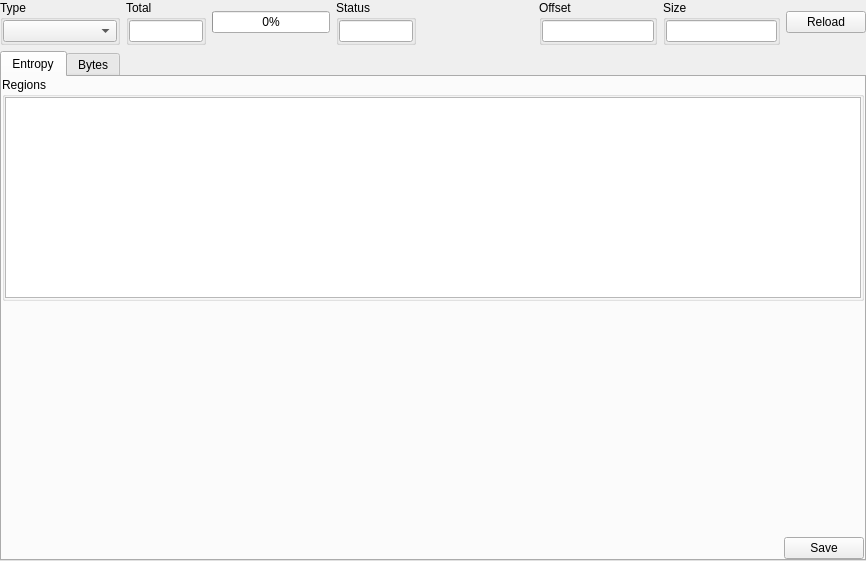
Before: the Qt Designer form xentropywidget.ui in horsicq/XEntropyWidget, drawn with Qt 5.
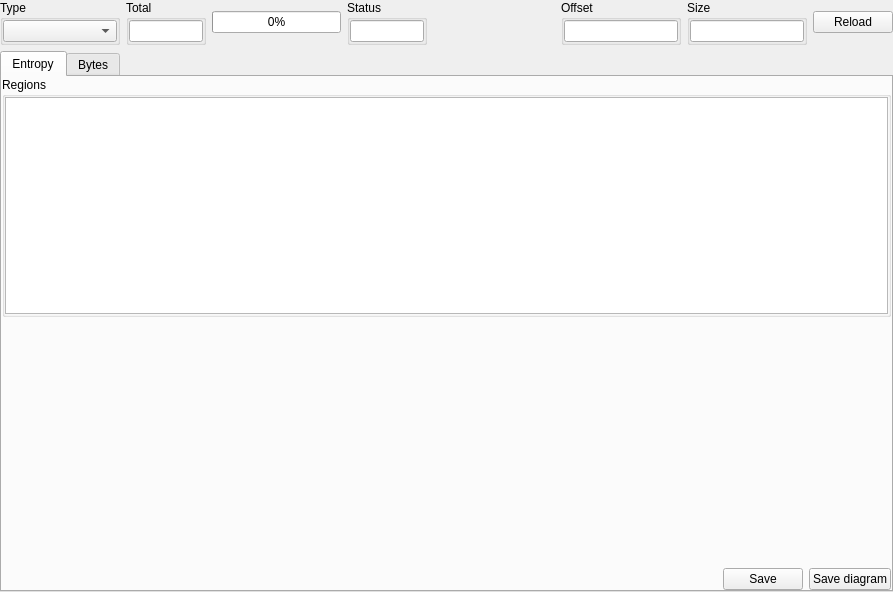
After: the same form once the commit is applied. Custom widgets are drawn as their Qt base class.

Diff of the .ui file:
```diff
--- a/xentropywidget.ui
+++ b/xentropywidget.ui
@@ -6,8 +6,8 @@
    <rect>
     <x>0</x>
     <y>0</y>
-    <width>866</width>
-    <height>561</height>
+    <width>893</width>
+    <height>592</height>
    </rect>
   </property>
   <property name="windowTitle">
@@ -362,6 +362,13 @@
            </property>
           </widget>
          </item>
+         <item>
+          <widget class="QPushButton" name="pushButtonSaveEntropyDiagram">
+           <property name="text">
+            <string>Save diagram</string>
+           </property>
+          </widget>
+         </item>
         </layout>
        </item>
       </layout>
```
Left out of the diff: 2 changed lines with no effect on the pictures.
